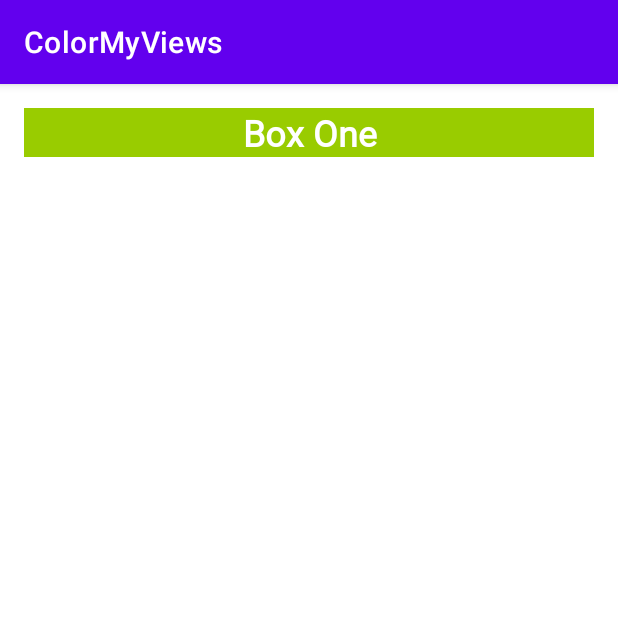
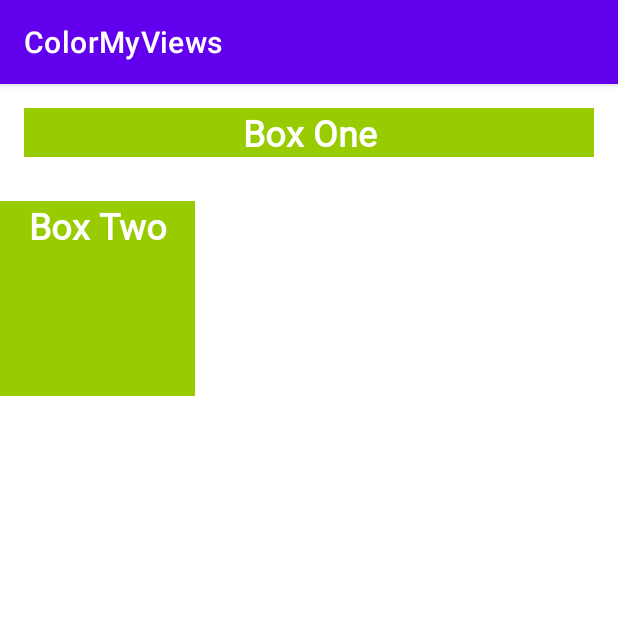
Before and after one commit to aryamansriram/AndroidUdacity, an Android app: the screen it shows after launch (MainActivity), on a phone screen of 412 x 824 dp, the top half of it. Run offline under Robolectric (Android 15) with nearby library versions, the phone set to English and light mode, and no system bars.

Commit message:
Added box two

```diff
--- a/ColorMyViews/app/src/main/res/layout/activity_main.xml
+++ b/ColorMyViews/app/src/main/res/layout/activity_main.xml
@@ -23,4 +23,14 @@
         app:layout_constraintStart_toStartOf="parent"
         app:layout_constraintTop_toTopOf="parent" />
 
+    <TextView
+        android:id="@+id/box_two_text"
+        style="@style/WhiteBox"
+        android:layout_width="130dp"
+        android:layout_height="130dp"
+        android:layout_marginTop="29dp"
+        android:text="@string/box_two"
+        app:layout_constraintTop_toBottomOf="@+id/box_one_text"
+        tools:layout_editor_absoluteX="19dp" />
+
 </androidx.constraintlayout.widget.ConstraintLayout>
```
Also changed, not shown: ColorMyViews/app/src/main/res/values/strings.xml (+7 -0 lines).
